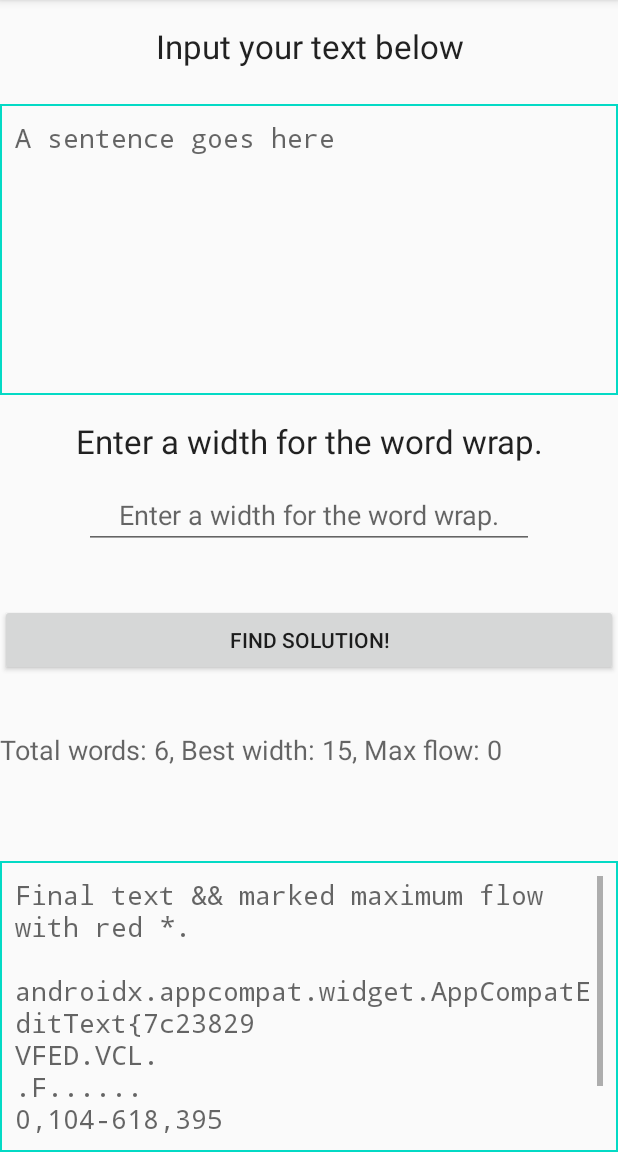
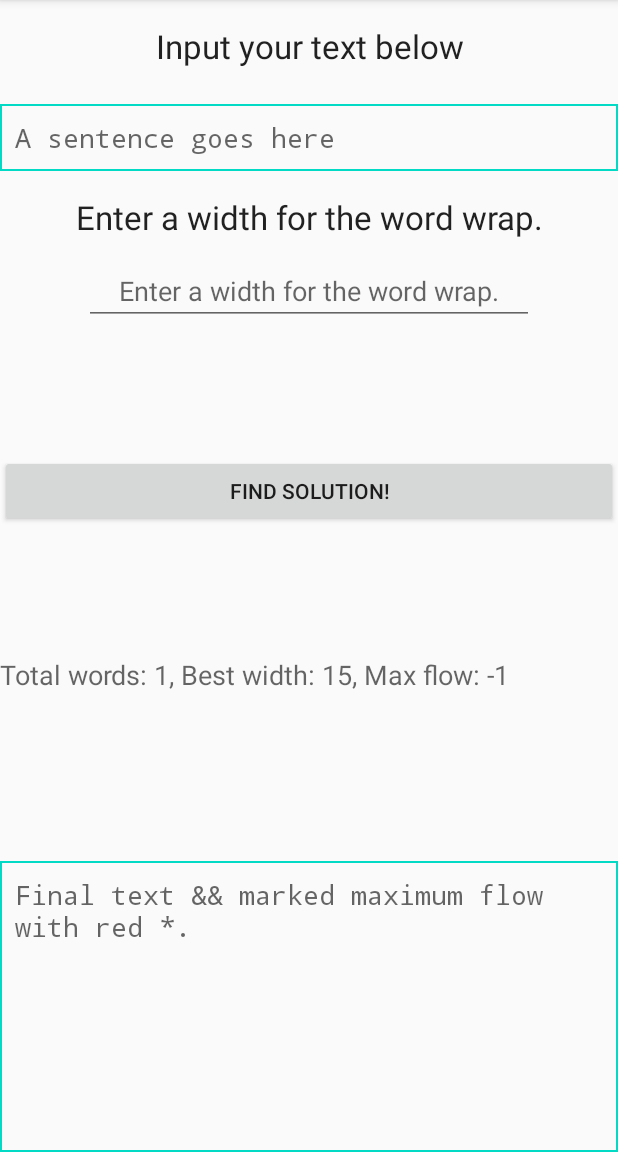
Before and after one commit to S-TJones/Text-Flow, an Android app: the screen it shows after launch (MainActivity), after a tap on "FIND SOLUTION!", on a phone screen of 412 x 824 dp, the part 84-1236 px from its top. Run offline under Robolectric (Android 15) with nearby library versions, the phone set to English and light mode, and no system bars.

Commit message:
Fixed the Longest river length issue
It was displaying 1 more than the crrent longest river length. I forgot to take into consideration that the first element represents the line where the river starts at. A simple -1 solved that. Another problem though is that there is no scrolling, so if the string entered is large; most of it will be cut off.

```diff
--- a/Android App/app/src/main/java/com/example/flowtextapplication/MainActivity.java
+++ b/Android App/app/src/main/java/com/example/flowtextapplication/MainActivity.java
@@ -30,19 +30,20 @@ public class MainActivity extends AppCompatActivity {
             public void onClick(View view) {
 
                 // Convert the user inputs into correct data types.
-                String Sentence = InputSentence.toString();
-                String stringWidth = String.valueOf(InputWidth);
+                String Sentence = InputSentence.getText().toString();
+                String tempWidth = InputWidth.getText().toString();
                 int Width;
 
+
                 // Checks to see if a width was entered by the user.
-                if (stringWidth.equals("")){
+                if (!"".equals(tempWidth)){ // Checks if the string is empty
+                    Width = Integer.parseInt(tempWidth);
+                } else {
                     Width = 0;
-                } else {
-                    Width = Integer.parseInt(stringWidth);
                 }
 
                 //Calls the findFlow method.
-                // It calculates the
+                // It calculates the Rivers
                 String[] lines = findFlow(Sentence, Width);
 
                 // Adds visibility and text to the TextViews
@@ -62,17 +63,20 @@ public class MainActivity extends AppCompatActivity {
         int defaultWidth = 15;
 
         // If the width is zero, the default width is used.
-        if (width == 0){
+        if (width <= 0){
             width = defaultWidth;
         }
 
         wrapped = TextFlow.autoWrap(sentence, width);
+        String rivers = TextFlow.locateRivers(wrapped);
 
-        String rivers = TextFlow.locateRivers(wrapped);
-        rivers = "Final text && marked maximum flow with red *.\n" + rivers;
+        rivers = "Final text && marked maximum flow with red *.\n\n" + rivers;
         output[1] = rivers;
 
-        String goals = "Total words: " + total + ", Best width: " + width + ", Max flow: " + TextFlow.getLongest();
+        // Subtract 1 to exclude the count of the line number
+        // where the typography river was found: Index 0
+        int flow = TextFlow.getLongest() - 1;
+        String goals = "Total words: " + total + ", Best width: " + width + ", Max flow: " + flow;
         output[0] = goals;
 
         return output;
--- a/Android App/app/src/main/res/layout/activity_main.xml
+++ b/Android App/app/src/main/res/layout/activity_main.xml
@@ -34,8 +34,7 @@
             android:hint="@string/sentence_prompt"
             android:inputType="textMultiLine"
             android:maxLength="4096"
-            android:maxLines="8"
-            android:minLines="8"
+            android:maxLines="30"
             android:padding="10dip"
             android:scrollbars="vertical"
             android:textAppearance="?android:attr/textAppearanceMedium"
@@ -61,7 +60,7 @@
             android:layout_marginTop="12dp"
             android:autofillHints="Enter a width."
             android:hint="@string/width_prompt"
-            android:inputType="number"
+            android:inputType="numberSigned"
             android:textAlignment="center"
             app:layout_constraintEnd_toEndOf="parent"
             app:layout_constraintStart_toStartOf="parent"
--- a/Android App/build.gradle
+++ b/Android App/build.gradle
@@ -5,7 +5,7 @@ buildscript {
         jcenter()
     }
     dependencies {
-        classpath "com.android.tools.build:gradle:4.0.1"
+        classpath 'com.android.tools.build:gradle:4.1.0'
 
         // NOTE: Do not place your application dependencies here; they belong
         // in the individual module build.gradle files
```
Also changed, not shown: Android App/gradle/wrapper/gradle-wrapper.properties.
